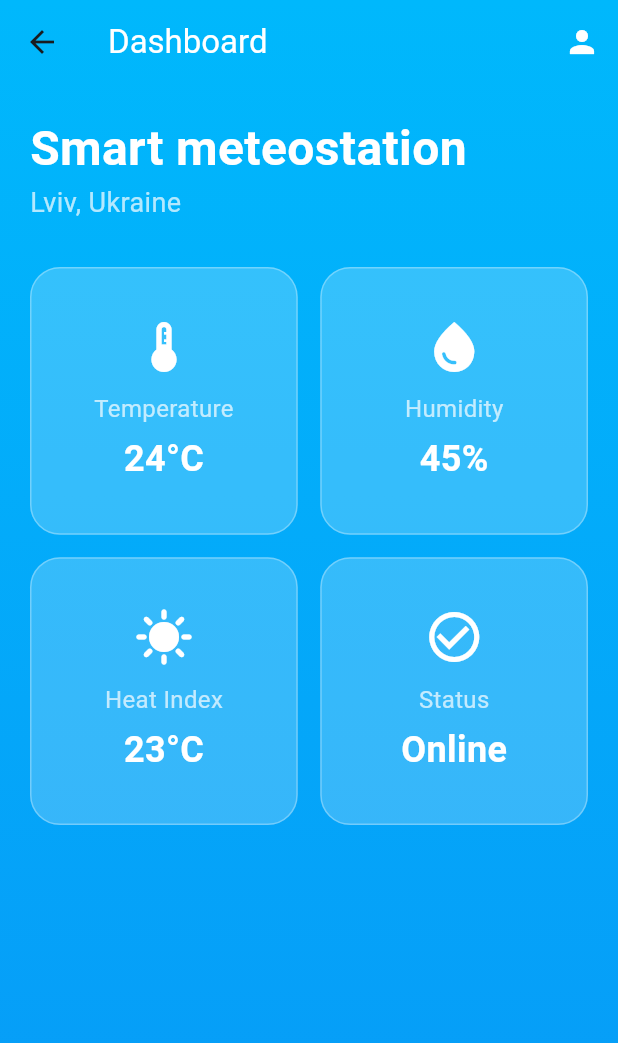
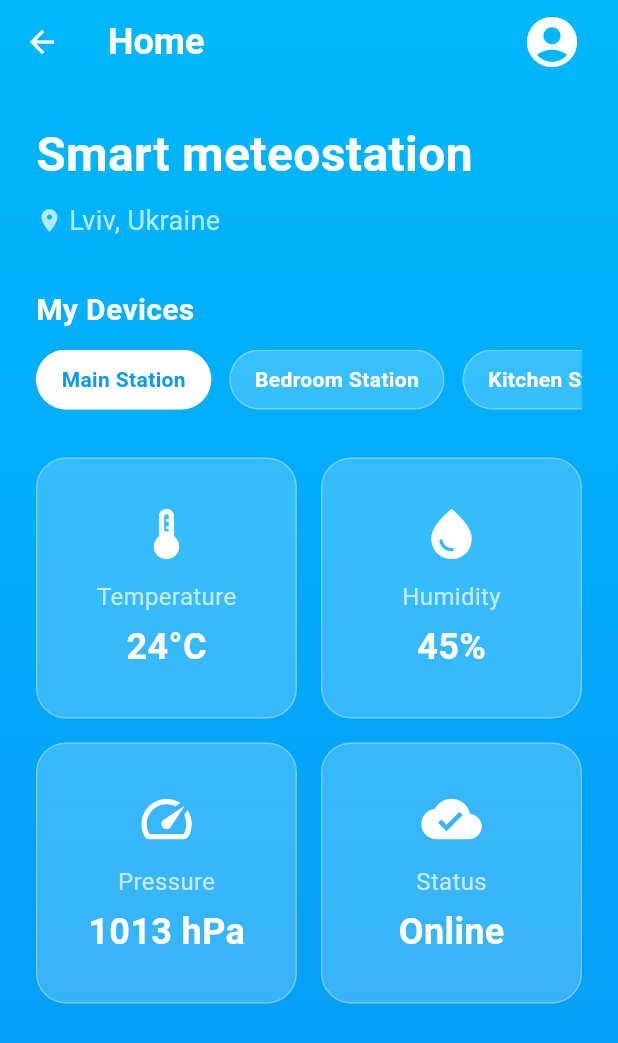
Before and after one commit to DmytroStarosta/flutter_application_1, a Flutter app: the screen it shows after launch, after a tap on "Login", on a phone screen of 412 x 824 dp. Shown: the top 1043 px of the screen. Run offline on Flutter 3.47's test engine with Material 3 defaults, Android fonts, the phone set to English and light mode, and no system bars.

Commit message:
Add some changes

```diff
--- a/lib/main.dart
+++ b/lib/main.dart
@@ -1,7 +1,10 @@
 import 'package:flutter/material.dart';
+import 'package:flutter_application_1/pages/add_device_page.dart';
+import 'package:flutter_application_1/pages/home_page.dart';
 import 'package:flutter_application_1/pages/login_page.dart';
+import 'package:flutter_application_1/pages/profile_page.dart';
 import 'package:flutter_application_1/pages/registration_page.dart';
-import 'package:flutter_application_1/pages/home_page.dart';
+
 
 void main() {
   runApp(const SmartMeteoApp());
@@ -24,7 +27,8 @@ class SmartMeteoApp extends StatelessWidget {
         '/login': (context) => const LoginScreen(),
         '/register': (context) => const RegisterScreen(),
         '/home': (context) => const HomeScreen(),
-        '/profile': (context) => const LoginScreen(),
+        '/profile': (context) => const ProfileScreen(),
+        '/add_device': (context) => const AddDeviceScreen(),
       },
     );
   }
--- a/lib/pages/home_page.dart
+++ b/lib/pages/home_page.dart
@@ -1,4 +1,5 @@
 import 'package:flutter/material.dart';
+import 'package:flutter_application_1/widgets/device_button.dart';
 import 'package:flutter_application_1/widgets/sensor_card.dart';
 
 class HomeScreen extends StatelessWidget {
@@ -12,13 +13,29 @@ class HomeScreen extends StatelessWidget {
     return Scaffold(
       extendBodyBehindAppBar: true,
       appBar: AppBar(
-        title: const Text('Dashboard', style: TextStyle(color: Colors.white)),
+        centerTitle: false,
+        title: const Text(
+          'Home',
+          style: TextStyle(
+            color: Colors.white,
+            fontWeight: FontWeight.bold,
+            fontSize: 24,
+          ),
+        ),
         backgroundColor: Colors.transparent,
         elevation: 0,
+        iconTheme: const IconThemeData(color: Colors.white),
         actions: [
-          IconButton(
-            icon: const Icon(Icons.person, color: Colors.white),
-            onPressed: () => Navigator.pushNamed(context, '/profile'),
+          Padding(
+            padding: const EdgeInsets.only(right: 16),
+            child: IconButton(
+              icon: const Icon(
+                Icons.account_circle,
+                size: 40,
+                color: Colors.white,
+              ),
+              onPressed: () => Navigator.pushNamed(context, '/profile'),
+            ),
           ),
         ],
       ),
@@ -34,7 +51,7 @@ class HomeScreen extends StatelessWidget {
         ),
         child: SafeArea(
           child: Padding(
-            padding: const EdgeInsets.all(20),
+            padding: const EdgeInsets.all(24),
             child: Column(
               crossAxisAlignment: CrossAxisAlignment.start,
               children: [
@@ -46,40 +63,85 @@ class HomeScreen extends StatelessWidget {
                     fontWeight: FontWeight.bold,
                   ),
                 ),
+                const SizedBox(height: 8),
+                const Row(
+                  children: [
+                    Icon(Icons.location_on, color: Colors.white70, size: 18),
+                    SizedBox(width: 4),
+                    Text(
+                      'Lviv, Ukraine',
+                      style: TextStyle(color: Colors.white70, fontSize: 18),
+                    ),
+                  ],
+                ),
+                const SizedBox(height: 32),
                 const Text(
-                  'Lviv, Ukraine',
-                  style: TextStyle(color: Colors.white70, fontSize: 18),
+                  'My Devices',
+                  style: TextStyle(
+                    color: Colors.white,
+                    fontSize: 20,
+                    fontWeight: FontWeight.w600,
+                  ),
                 ),
-                const SizedBox(height: 30),
+                const SizedBox(height: 12),
+                SizedBox(
+                  height: 40,
+                  child: ListView(
+                    scrollDirection: Axis.horizontal,
+                    children: [
+                      DeviceButton(
+                        name: 'Main Station',
+                        isActive: true,
+                        onTap: () {},
+                      ),
+                      DeviceButton(
+                        name: 'Bedroom Station',
+                        isActive: false,
+                        onTap: () {},
+                      ),
+                      DeviceButton(
+                        name: 'Kitchen Station',
+                        isActive: false,
+                        onTap: () {},
+                      ),
+                      DeviceButton(
+                        name: '+ Add New',
+                        isActive: false,
+                        onTap: () => Navigator.pushNamed(context, '/add_device'),
+                      ),
+                    ],
+                  ),
+                ),
+                const SizedBox(height: 32),
                 Expanded(
                   child: GridView.count(
                     crossAxisCount: crossAxisCount,
-                    crossAxisSpacing: 15,
-                    mainAxisSpacing: 15,
-                    children: [
-                      const SensorCard(
+                    crossAxisSpacing: 16,
+                    mainAxisSpacing: 16,
+                    children: const [
+                      SensorCard(
                         title: 'Temperature',
                         value: '24',
                         unit: '°C',
                         icon: Icons.thermostat,
                       ),
-                      const SensorCard(
+                      SensorCard(
                         title: 'Humidity',
                         value: '45',
                         unit: '%',
                         icon: Icons.water_drop,
                       ),
-                      const SensorCard(
-                        title: 'Heat Index',
-                        value: '23',
-                        unit: '°C',
-                        icon: Icons.sunny,
+                      SensorCard(
+                        title: 'Pressure',
+                        value: '1013',
+                        unit: ' hPa',
+                        icon: Icons.speed,
                       ),
-                      const SensorCard(
+                      SensorCard(
                         title: 'Status',
                         value: 'Online',
                         unit: '',
-                        icon: Icons.check_circle_outline,
+                        icon: Icons.cloud_done,
                       ),
                     ],
                   ),
--- a/lib/pages/login_page.dart
+++ b/lib/pages/login_page.dart
@@ -1,4 +1,6 @@
 import 'package:flutter/material.dart';
+
+import 'package:flutter_application_1/widgets/custom_button.dart';
 import 'package:flutter_application_1/widgets/custom_text_field.dart';
 
 class LoginScreen extends StatelessWidget {
@@ -14,10 +16,7 @@ class LoginScreen extends StatelessWidget {
           gradient: LinearGradient(
             begin: Alignment.topCenter,
             end: Alignment.bottomCenter,
-            colors: [
-              Color(0xFF00B8FC),
-              Color(0xFF079AF7),
-            ],
+            colors: [Color(0xFF00B8FC), Color(0xFF079AF7)],
           ),
         ),
         child: Center(
@@ -50,18 +49,9 @@ class LoginScreen extends StatelessWidget {
                     isPassword: true,
                   ),
                   const SizedBox(height: 24),
-                  SizedBox(
-                    width: double.infinity,
-                    height: 50,
-                    child: ElevatedButton(
-                      style: ElevatedButton.styleFrom(
-                        shape: RoundedRectangleBorder(
-                          borderRadius: BorderRadius.circular(12),
-                        ),
-                      ),
-                      onPressed: () => Navigator.pushNamed(context, '/home'),
-                      child: const Text('Login'),
-                    ),
+                  CustomButton(
+                    text: 'Login',
+                    onPressed: () => Navigator.pushNamed(context, '/home'),
                   ),
                   TextButton(
                     onPressed: () => Navigator.pushNamed(context, '/register'),
--- /dev/null
+++ b/lib/widgets/custom_button.dart
@@ -0,0 +1,58 @@
+import 'package:flutter/material.dart';
+
+class CustomButton extends StatelessWidget {
+  final String text;
+  final VoidCallback onPressed;
+  final bool isPrimary;
+
+  const CustomButton({
+    required this.text,
+    required this.onPressed,
+    this.isPrimary = true,
+    super.key,
+  });
+
+  @override
+  Widget build(BuildContext context) {
+    return SizedBox(
+      width: double.infinity,
+      height: 50,
+      child: isPrimary
+          ? ElevatedButton(
+              style: ElevatedButton.styleFrom(
+                backgroundColor: Colors.white,
+                foregroundColor: const Color(0xFF079AF7),
+                shape: RoundedRectangleBorder(
+                  borderRadius: BorderRadius.circular(12),
+                ),
+                elevation: 2,
+              ),
+              onPressed: onPressed,
+              child: Text(
+                text,
+                style: const TextStyle(
+                  fontWeight: FontWeight.bold,
+                  fontSize: 16,
+                ),
+              ),
+            )
+          : OutlinedButton(
+              style: OutlinedButton.styleFrom(
+                side: const BorderSide(color: Colors.white, width: 2),
+                shape: RoundedRectangleBorder(
+                  borderRadius: BorderRadius.circular(12),
+                ),
+              ),
+              onPressed: onPressed,
+              child: Text(
+                text,
+                style: const TextStyle(
+                  color: Colors.white,
+                  fontWeight: FontWeight.bold,
+                  fontSize: 16,
+                ),
+              ),
+            ),
+    );
+  }
+}
--- a/lib/widgets/custom_text_field.dart
+++ b/lib/widgets/custom_text_field.dart
@@ -28,7 +28,7 @@ class _CustomTextFieldState extends State<CustomTextField> {
   @override
   Widget build(BuildContext context) {
     return Padding(
-      padding: const EdgeInsets.symmetric(vertical: 8.0),
+      padding: const EdgeInsets.symmetric(vertical: 8),
       child: TextField(
         obscureText: _obscureText,
         decoration: InputDecoration(
--- /dev/null
+++ b/lib/widgets/device_button.dart
@@ -0,0 +1,49 @@
+import 'package:flutter/material.dart';
+
+class DeviceButton extends StatelessWidget {
+  final String name;
+  final bool isActive;
+  final VoidCallback onTap;
+
+  const DeviceButton({
+    required this.name,
+    required this.isActive,
+    required this.onTap,
+    super.key,
+  });
+
+  @override
+  Widget build(BuildContext context) {
+    return Container(
+      margin: const EdgeInsets.only(right: 12),
+      child: Material(
+        color: Colors.transparent,
+        child: InkWell(
+          borderRadius: BorderRadius.circular(20),
+          onTap: onTap,
+          child: Container(
+            padding: const EdgeInsets.symmetric(horizontal: 16, vertical: 8),
+            decoration: BoxDecoration(
+              color: isActive
+                  ? Colors.white
+                  : Colors.white.withValues(alpha: 0.2),
+              borderRadius: BorderRadius.circular(20),
+              border: Border.all(
+                color: Colors.white.withValues(alpha: 0.3),
+              ),
+            ),
+            child: Center(
+              child: Text(
+                name,
+                style: TextStyle(
+                  color: isActive ? const Color(0xFF079AF7) : Colors.white,
+                  fontWeight: FontWeight.bold,
+                ),
+              ),
+            ),
+          ),
+        ),
+      ),
+    );
+  }
+}
```
Also changed, not shown: lib/pages/add_device_page.dart (added, +74 -0 lines), lib/pages/profile_page.dart (added, +88 -0 lines), lib/pages/registration_page.dart (+10 -14 lines).
